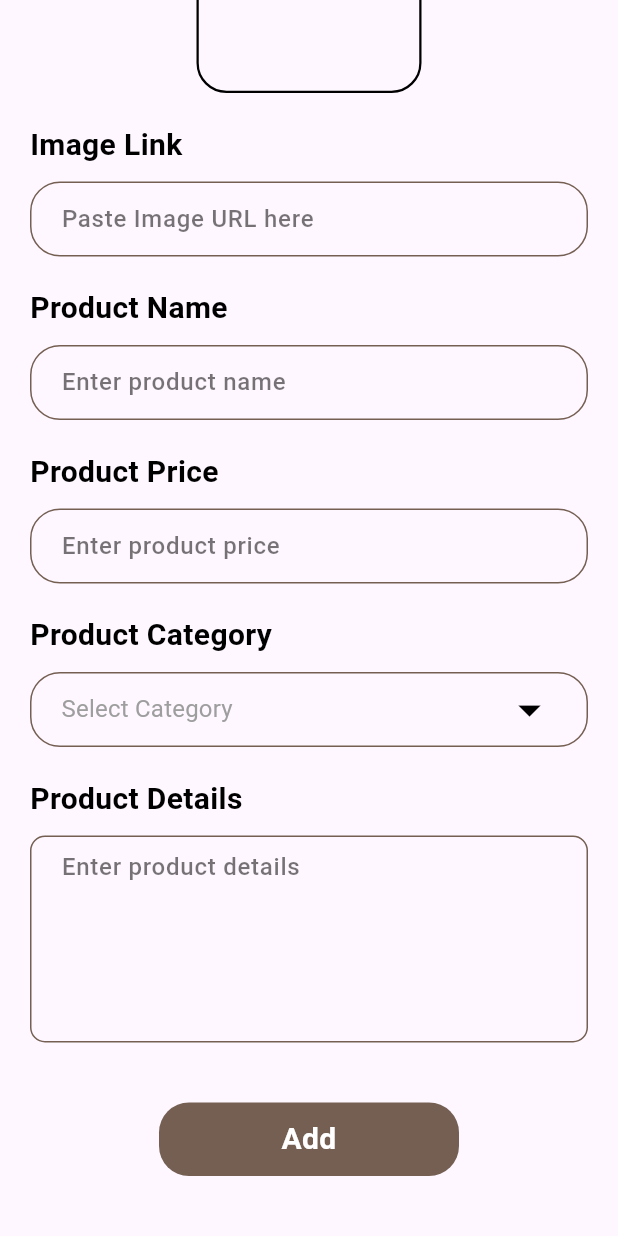
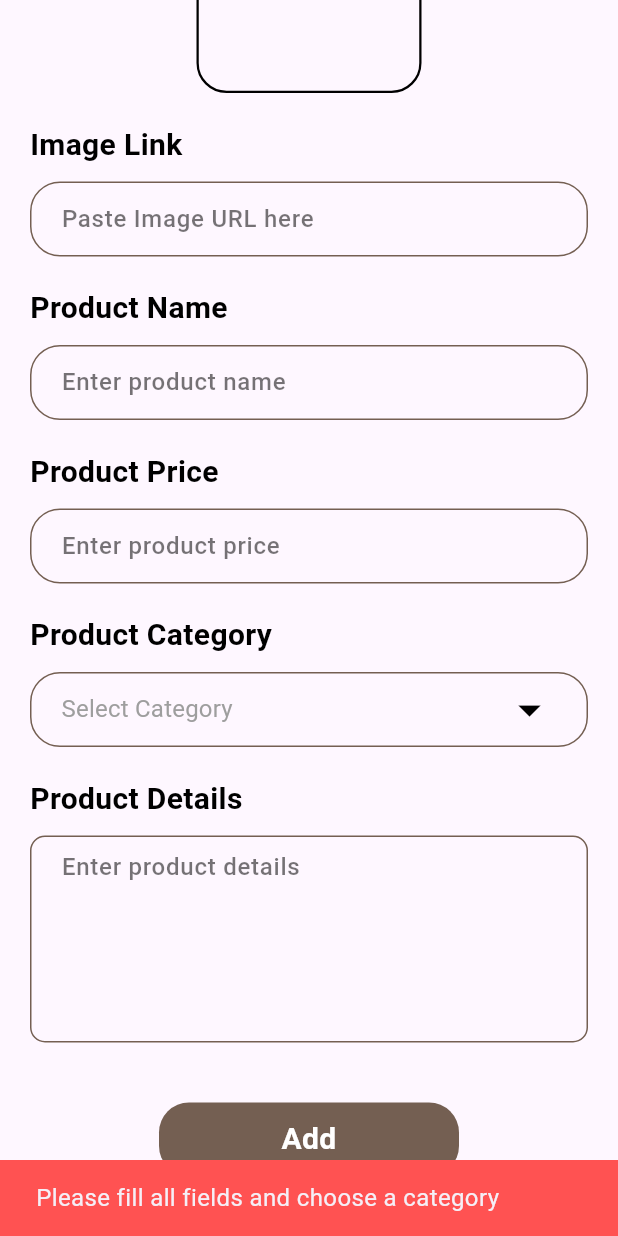
Before and after one commit to Alvinchisom/B-Store, a Flutter app: the AddProduct screen opened directly, scrolled down 258 dp, after a tap on "Add", on a phone screen of 412 x 824 dp. Run offline on Flutter 3.47's test engine with Material 3 defaults, Android fonts, the phone set to English and light mode, and no system bars; our stand-ins replace cloud_firestore, curved_navigation_bar, firebase_auth, firebase_core, random_string, shared_preferences; accounts and stored records are empty.

Commit message:
display product

```diff
--- a/lib/Admin/add_product.dart
+++ b/lib/Admin/add_product.dart
@@ -1,10 +1,6 @@
-import 'dart:io';
-import 'package:image_picker/image_picker.dart';
 import 'package:b_store/services/database.dart';
 import 'package:b_store/widget/support_widget.dart';
-import 'package:firebase_storage/firebase_storage.dart';
 import 'package:flutter/material.dart';
-import 'package:random_string/random_string.dart';
 
 class AddProduct extends StatefulWidget {
   const AddProduct({super.key});
@@ -24,35 +20,50 @@ class _AddProductState extends State<AddProduct> {
   String? value;
 
   Future<void> uploadItem() async {
-    if (productnamecontroller.text != "" &&
-        productpricecontroller.text != "" &&
-        productdetailcontroller.text != "" &&
-        productimagecontroller.text != "") {
+    if (productnamecontroller.text.isNotEmpty &&
+        productpricecontroller.text.isNotEmpty &&
+        productdetailcontroller.text.isNotEmpty &&
+        productimagecontroller.text.isNotEmpty &&
+        value != null) {
+
       setState(() {
         isLoading = true;
       });
 
       Map<String, dynamic> addProduct = {
-        "Image": productimagecontroller.text,
-        "Name": productnamecontroller.text,
-        "Price": productpricecontroller.text,
-        "Detail": productdetailcontroller.text,
+        "Image": productimagecontroller.text.trim(),
+        "Name": productnamecontroller.text.trim(),
+        "Price": productpricecontroller.text.trim(),
+        "Detail": productdetailcontroller.text.trim(),
       };
-      await DatabaseMethods().addProductDetails(addProduct, value!).then((value) {
+
+      await DatabaseMethods().addProductDetails(addProduct, value!).then((val) {
         productnamecontroller.text = "";
         productpricecontroller.text = "";
         productdetailcontroller.text = "";
         productimagecontroller.text = "";
+        value = null;
+
         setState(() {
           isLoading = false;
         });
-        ScaffoldMessenger.of(context).showSnackBar(SnackBar(
-            backgroundColor: Colors.green,
-            content: Text(
-              "Product has been added Successfully",
-              style: TextStyle(fontSize: 20.0),
-            )));
+
+        ScaffoldMessenger.of(context).showSnackBar(const SnackBar(
+          backgroundColor: Colors.green,
+          content: Text(
+            "Product has been added Successfully",
+            style: TextStyle(fontSize: 20.0),
+          ),
+        ));
       });
+    } else {
+      ScaffoldMessenger.of(context).showSnackBar(const SnackBar(
+        backgroundColor: Colors.redAccent,
+        content: Text(
+          "Please fill all fields and choose a category",
+          style: TextStyle(fontSize: 16.0),
+        ),
+      ));
     }
   }
 
@@ -65,7 +76,7 @@ class _AddProductState extends State<AddProduct> {
           children: [
             Container(
               height: 150,
-              decoration: BoxDecoration(
+              decoration: const BoxDecoration(
                 color: Color.fromARGB(255, 116, 95, 82),
                 borderRadius: BorderRadius.only(
                   bottomLeft: Radius.circular(80),
@@ -75,17 +86,17 @@ class _AddProductState extends State<AddProduct> {
               child: Row(
                 children: [
                   Container(
-                    margin: EdgeInsets.only(top: 50, left: 20),
+                    margin: const EdgeInsets.only(top: 50, left: 20),
                     height: 40,
                     width: 40,
                     decoration: BoxDecoration(
-                      color: Color.fromARGB(115, 237, 235, 235),
+                      color: const Color.fromARGB(115, 237, 235, 235),
                       borderRadius: BorderRadius.circular(40),
                     ),
-                    child: Icon(Icons.arrow_back, color: Colors.white),
+                    child: const Icon(Icons.arrow_back, color: Colors.white),
                   ),
                   Container(
-                    margin: EdgeInsets.only(top: 50, left: 10),
+                    margin: const EdgeInsets.only(top: 50, left: 10),
                     child: Text(
                       "Add Product",
                       style: AppWidget.boldTextstyle(20, Colors.white),
@@ -94,7 +105,7 @@ class _AddProductState extends State<AddProduct> {
                 ],
               ),
             ),
-            SizedBox(height: 20),
+            const SizedBox(height: 20),
             productimagecontroller.text == ""
                 ? Center(
                     child: Container(
@@ -104,7 +115,7 @@ class _AddProductState extends State<AddProduct> {
                         border: Border.all(color: Colors.black, width: 1.5),
                         borderRadius: BorderRadius.circular(20),
                       ),
-                      child: Icon(Icons.camera_alt_outlined),
+                      child: const Icon(Icons.camera_alt_outlined),
                     ),
                   )
                 : Center(
@@ -124,14 +135,14 @@ class _AddProductState extends State<AddProduct> {
                             productimagecontroller.text,
                             fit: BoxFit.cover,
                             errorBuilder: (context, error, stackTrace) {
-                              return Center(child: Icon(Icons.error_outline));
+                              return const Center(child: Icon(Icons.error_outline));
                             },
                           ),
                         ),
                       ),
                     ),
                   ),
-            SizedBox(height: 20),
+            const SizedBox(height: 20),
             Padding(
               padding: const EdgeInsets.only(left: 20),
               child: Text(
@@ -139,12 +150,12 @@ class _AddProductState extends State<AddProduct> {
                 style: AppWidget.boldTextstyle(20, Colors.black),
               ),
             ),
-            SizedBox(height: 10),
+            const SizedBox(height: 10),
             Container(
-              padding: EdgeInsets.symmetric(horizontal: 20),
-              margin: EdgeInsets.only(left: 20, right: 20),
+              padding: const EdgeInsets.symmetric(horizontal: 20),
+              margin: const EdgeInsets.only(left: 20, right: 20),
               decoration: BoxDecoration(
-                border: Border.all(color: Color.fromARGB(255, 116, 95, 82)),
+                border: Border.all(color: const Color.fromARGB(255, 116, 95, 82)),
                 borderRadius: BorderRadius.circular(20),
               ),
               child: TextField(
@@ -159,7 +170,7 @@ class _AddProductState extends State<AddProduct> {
                 ),
               ),
             ),
-            SizedBox(height: 20),
+            const SizedBox(height: 20),
             Padding(
               padding: const EdgeInsets.only(left: 20),
               child: Text(
@@ -167,12 +178,12 @@ class _AddProductState extends State<AddProduct> {
                 style: AppWidget.boldTextstyle(20, Colors.black),
               ),
             ),
-            SizedBox(height: 10),
+            const SizedBox(height: 10),
             Container(
-              padding: EdgeInsets.only(left: 20),
-              margin: EdgeInsets.only(left: 20, right: 20),
+              padding: const EdgeInsets.only(left: 20),
+              margin: const EdgeInsets.only(left: 20, right: 20),
               decoration: BoxDecoration(
-                border: Border.all(color: Color.fromARGB(255, 116, 95, 82)),
+                border: Border.all(color: const Color.fromARGB(255, 116, 95, 82)),
                 borderRadius: BorderRadius.circular(20),
               ),
               child: TextField(
@@ -184,7 +195,7 @@ class _AddProductState extends State<AddProduct> {
                 ),
               ),
             ),
-            SizedBox(height: 20),
+            const SizedBox(height: 20),
             Padding(
               padding: const EdgeInsets.only(left: 20),
               child: Text(
@@ -192,12 +203,12 @@ class _AddProductState extends State<AddProduct> {
                 style: AppWidget.boldTextstyle(20, Colors.black),
               ),
             ),
-            SizedBox(height: 10),
+            const SizedBox(height: 10),
             Container(
-              padding: EdgeInsets.only(left: 20),
-              margin: EdgeInsets.only(left: 20, right: 20),
+              padding: const EdgeInsets.only(left: 20),
+              margin: const EdgeInsets.only(left: 20, right: 20),
               decoration: BoxDecoration(
-                border: Border.all(color: Color.fromARGB(255, 116, 95, 82)),
+                border: Border.all(color: const Color.fromARGB(255, 116, 95, 82)),
                 borderRadius: BorderRadius.circular(20),
               ),
               child: TextField(
@@ -209,7 +220,7 @@ class _AddProductState extends State<AddProduct> {
                 ),
               ),
             ),
-            SizedBox(height: 20),
+            const SizedBox(height: 20),
             Padding(
               padding: const EdgeInsets.only(left: 20),
               child: Text(
@@ -217,12 +228,12 @@ class _AddProductState extends State<AddProduct> {
                 style: AppWidget.boldTextstyle(20, Colors.black),
               ),
             ),
-            SizedBox(height: 10),
+            const SizedBox(height: 10),
             Container(
-              padding: EdgeInsets.symmetric(horizontal: 20.0),
-              margin: EdgeInsets.only(left: 20.0, right: 20.0),
+              padding: const EdgeInsets.symmetric(horizontal: 20.0),
+              margin: const EdgeInsets.only(left: 20.0, right: 20.0),
               decoration: BoxDecoration(
-                border: Border.all(color: Color.fromARGB(255, 116, 95, 82)),
+                border: Border.all(color: const Color.fromARGB(255, 116, 95, 82)),
                 borderRadius: BorderRadius.circular(20),
               ),
               child: DropdownButtonHideUnderline(
@@ -233,10 +244,7 @@ class _AddProductState extends State<AddProduct> {
                           value: item,
                           child: Text(
                             item,
-                            style: AppWidget.semiBoldTextstyle(
-                              16,
-                              Colors.black,
-                            ),
+                            style: AppWidget.semiBoldTextstyle(16, Colors.black),
                           ),
                         ),
                       )
@@ -250,13 +258,13 @@ class _AddProductState extends State<AddProduct> {
                     style: AppWidget.lightTextstyle(16, Colors.grey),
                   ),
                   iconSize: 36,
-                  icon: Icon(Icons.arrow_drop_down, color: Colors.black),
+                  icon: const Icon(Icons.arrow_drop_down, color: Colors.black),
                   value: value,
                   isExpanded: true,
                 ),
               ),
             ),
-            SizedBox(height: 20),
+            const SizedBox(height: 20),
             Padding(
               padding: const EdgeInsets.only(left: 20),
               child: Text(
@@ -264,12 +272,12 @@ class _AddProductState extends State<AddProduct> {
                 style: AppWidget.boldTextstyle(20, Colors.black),
               ),
             ),
-            SizedBox(height: 10),
+            const SizedBox(height: 10),
             Container(
-              padding: EdgeInsets.only(left: 20),
-              margin: EdgeInsets.only(left: 20, right: 20),
+              padding: const EdgeInsets.only(left: 20),
+              margin: const EdgeInsets.only(left: 20, right: 20),
               decoration: BoxDecoration(
-                border: Border.all(color: Color.fromARGB(255, 116, 95, 82)),
+                border: Border.all(color: const Color.fromARGB(255, 116, 95, 82)),
                 borderRadius: BorderRadius.circular(10),
               ),
               child: TextField(
@@ -282,7 +290,7 @@ class _AddProductState extends State<AddProduct> {
                 ),
               ),
             ),
-            SizedBox(height: 40),
+            const SizedBox(height: 40),
             Center(
               child: GestureDetector(
                 onTap: () {
@@ -290,14 +298,13 @@ class _AddProductState extends State<AddProduct> {
                 },
                 child: Container(
                   width: 200,
-                  padding: EdgeInsets.symmetric(vertical: 10),
-                  margin: EdgeInsets.only(left: 100, right: 100),
+                  padding: const EdgeInsets.symmetric(vertical: 10),
                   decoration: BoxDecoration(
                     borderRadius: BorderRadius.circular(20),
-                    color: Color.fromARGB(255, 116, 95, 82),
+                    color: const Color.fromARGB(255, 116, 95, 82),
                   ),
                   child: isLoading
-                      ? Center(
+                      ? const Center(
                           child: CircularProgressIndicator(
                             color: Colors.white,
                           ),
@@ -310,7 +317,7 @@ class _AddProductState extends State<AddProduct> {
                 ),
               ),
             ),
-            SizedBox(height: 40),
+            const SizedBox(height: 40),
           ],
         ),
       ),
--- a/lib/main.dart
+++ b/lib/main.dart
@@ -1,6 +1,6 @@
 import 'package:flutter/material.dart';
 import 'package:firebase_core/firebase_core.dart';
-import 'package:b_store/Admin/add_product.dart';
+import 'package:b_store/pages/bottom_nav.dart';
 
 void main() async {
   WidgetsFlutterBinding.ensureInitialized();
@@ -35,7 +35,7 @@ class MyApp extends StatelessWidget {
         // tested with just a hot reload.
         colorScheme: ColorScheme.fromSeed(seedColor: Colors.deepPurple),
       ),
-      home: AddProduct(),
+      home: BottomNav(),
     );
   }
 }
--- a/pubspec.yaml
+++ b/pubspec.yaml
@@ -37,7 +37,7 @@ dependencies:
   random_string: ^2.3.1
   cupertino_icons: ^1.0.8
   image_picker: ^1.1.2
-  firebase_storage: 13.3.0
+  firebase_storage: ^13.4.1
   curved_navigation_bar: ^1.0.6
 
 dev_dependencies:
```
Also changed, not shown: lib/pages/home.dart (+137 -164 lines), lib/services/database.dart (+10 -3 lines), pubspec.lock.
